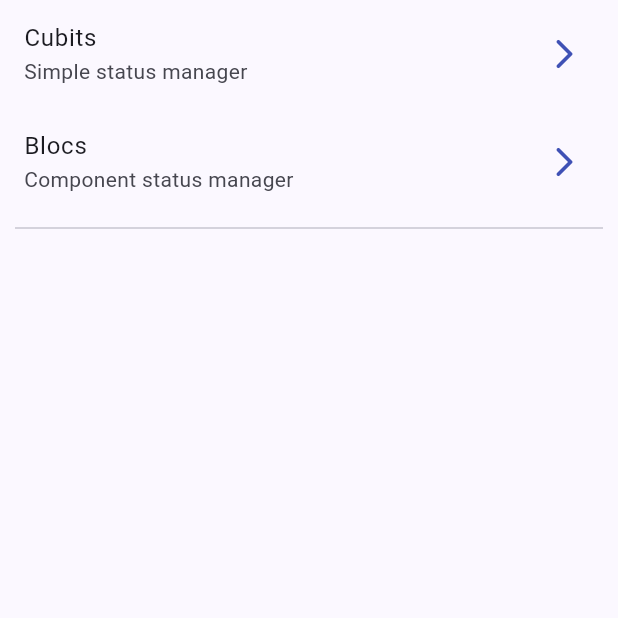
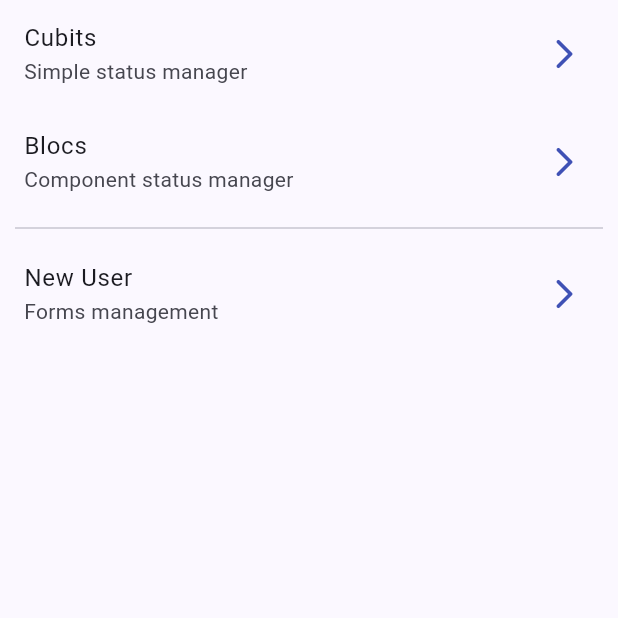
Before and after one commit to Anndderssonn/Flutter-Forms, a Flutter app: the screen it shows after launch, on a phone screen of 412 x 824 dp, the top half of it. Run offline on Flutter 3.47's test engine with Material 3 defaults, Android fonts, the phone set to English and light mode, and no system bars; our stand-ins replace equatable, flutter_bloc, go_router.

Commit message:
feat: Add new user screen

```diff
--- a/lib/config/router/app_router.dart
+++ b/lib/config/router/app_router.dart
@@ -6,5 +6,6 @@ final appRouter = GoRouter(
     GoRoute(path: '/', builder: (context, state) => const HomeScreen()),
     GoRoute(path: '/cubits', builder: (context, state) => CubitCounterScreen()),
     GoRoute(path: '/bloc', builder: (context, state) => BlocCounterScreen()),
+    GoRoute(path: '/new-user', builder: (context, state) => RegisterScreen()),
   ],
 );
--- a/lib/presentation/screens/home_screen.dart
+++ b/lib/presentation/screens/home_screen.dart
@@ -27,6 +27,12 @@ class HomeScreen extends StatelessWidget {
             padding: const EdgeInsets.symmetric(horizontal: 10),
             child: Divider(),
           ),
+          ListTile(
+            title: const Text('New User'),
+            subtitle: const Text('Forms management'),
+            trailing: const Icon(Icons.arrow_forward_ios_rounded),
+            onTap: () => context.push('/new-user'),
+          ),
         ],
       ),
     );
--- a/lib/presentation/screens/screens.dart
+++ b/lib/presentation/screens/screens.dart
@@ -1,3 +1,4 @@
 export 'bloc_counter_screen.dart';
 export 'cubit_counter_screen.dart';
 export 'home_screen.dart';
+export 'register_screen.dart';
```
Also changed, not shown: lib/presentation/screens/register_screen.dart (added, +24 -0 lines).
